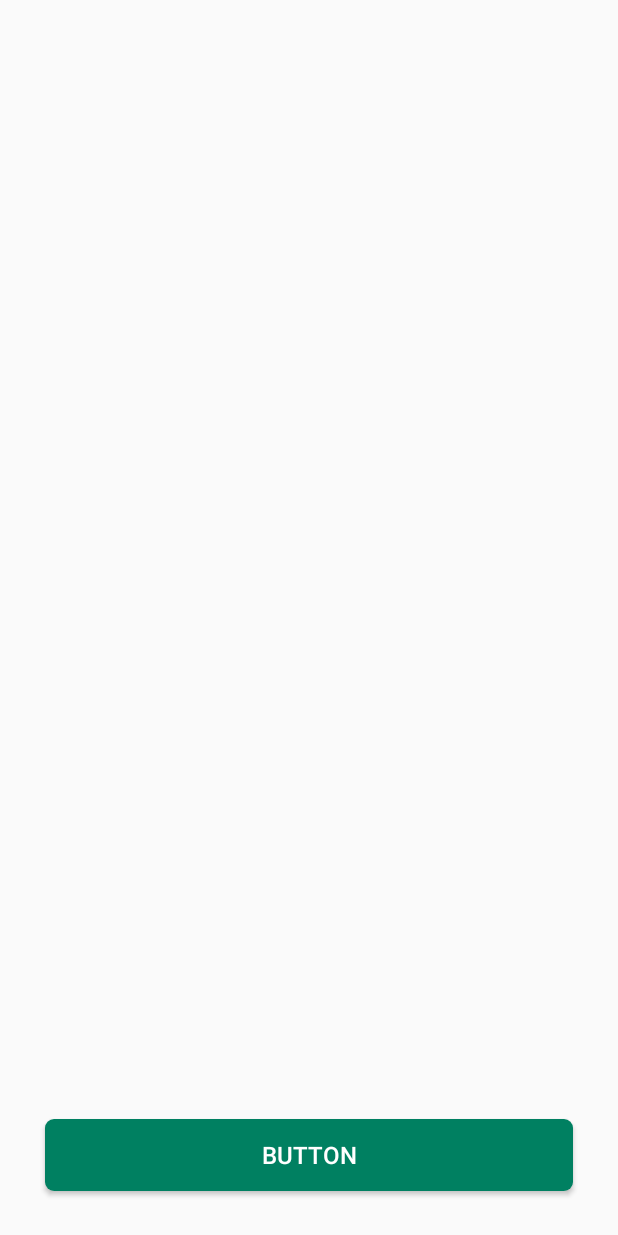
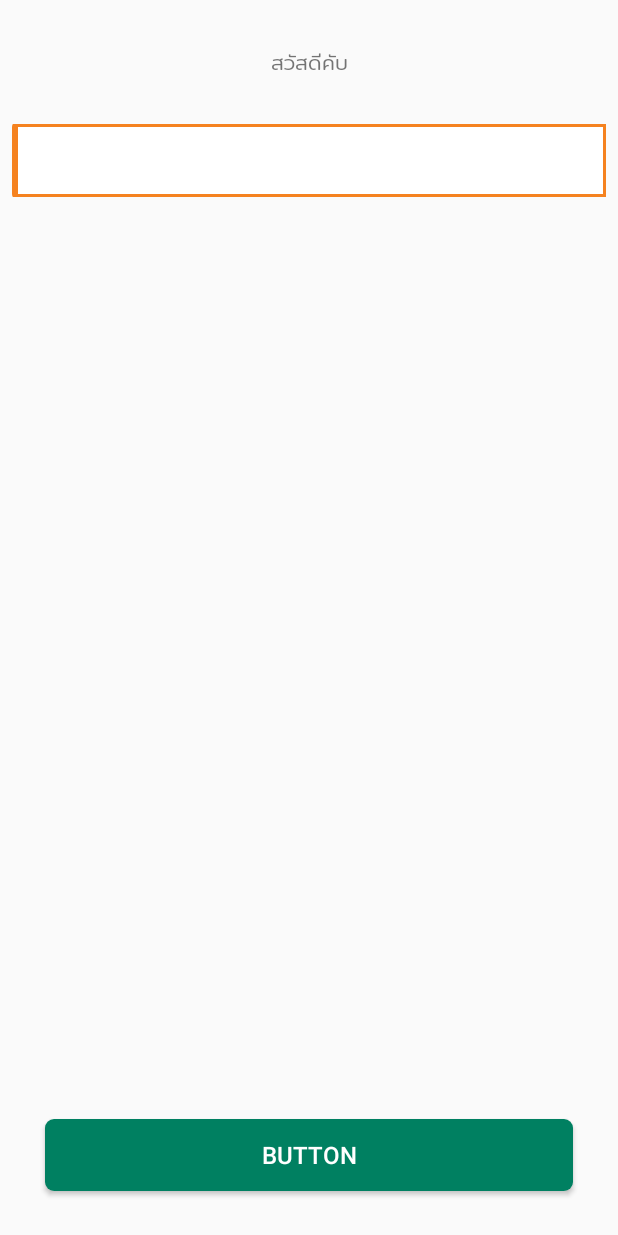
Before and after one commit to Todsphol/SevenShake-Android, an Android app: the screen it shows after launch (MainActivity), on a phone screen of 412 x 824 dp. Run offline under Robolectric (Android 15) with nearby library versions, the phone set to English and light mode, and no system bars.

Commit message:
update library and adjust xml

```diff
--- a/app/build.gradle
+++ b/app/build.gradle
@@ -25,9 +25,9 @@ android {
 dependencies {
     implementation fileTree(dir: 'libs', include: ['*.jar'])
     implementation"org.jetbrains.kotlin:kotlin-stdlib-jre7:$kotlin_version"
-    implementation 'com.android.support.constraint:constraint-layout:1.0.2'
+    implementation 'com.android.support.constraint:constraint-layout:1.1.0'
     testImplementation 'junit:junit:4.12'
     androidTestImplementation 'com.android.support.test:runner:1.0.1'
     androidTestImplementation 'com.android.support.test.espresso:espresso-core:3.0.1'
-    compile "com.android.support:appcompat-v7:27.1.0"
+    compile "com.android.support:appcompat-v7:27.1.1"
 }
--- a/app/src/main/res/layout/activity_main.xml
+++ b/app/src/main/res/layout/activity_main.xml
@@ -24,9 +24,9 @@
         android:layout_width="wrap_content"
         android:layout_height="wrap_content"
         android:text="สวัสดีคับ"
-        app:layout_constraintTop_toBottomOf="parent"
         app:layout_constraintLeft_toLeftOf="parent"
         app:layout_constraintRight_toRightOf="parent"
+        app:layout_constraintTop_toTopOf="parent"
         android:layout_marginTop="30dp"
         />
 
@@ -39,15 +39,20 @@
         app:layout_constraintTop_toBottomOf="@id/tv_hello"
         android:layout_marginTop="30dp"
         />
+
     <ImageView
         android:id="@+id/iv_test"
         android:layout_width="250dp"
         android:layout_height="250dp"
+        app:layout_constraintBottom_toTopOf="@+id/btn_test"
+        app:layout_constraintHorizontal_bias="0.417"
         app:layout_constraintLeft_toLeftOf="parent"
         app:layout_constraintRight_toRightOf="parent"
         app:layout_constraintTop_toBottomOf="@+id/edt_test"
-        app:layout_constraintBottom_toTopOf="@+id/btn_test"
+        app:layout_constraintVertical_bias="1.0"
+        android:layout_marginBottom="@dimen/dp8"
         />
+
     <ProgressBar
         android:id="@+id/progress"
         android:layout_width="wrap_content"
```
